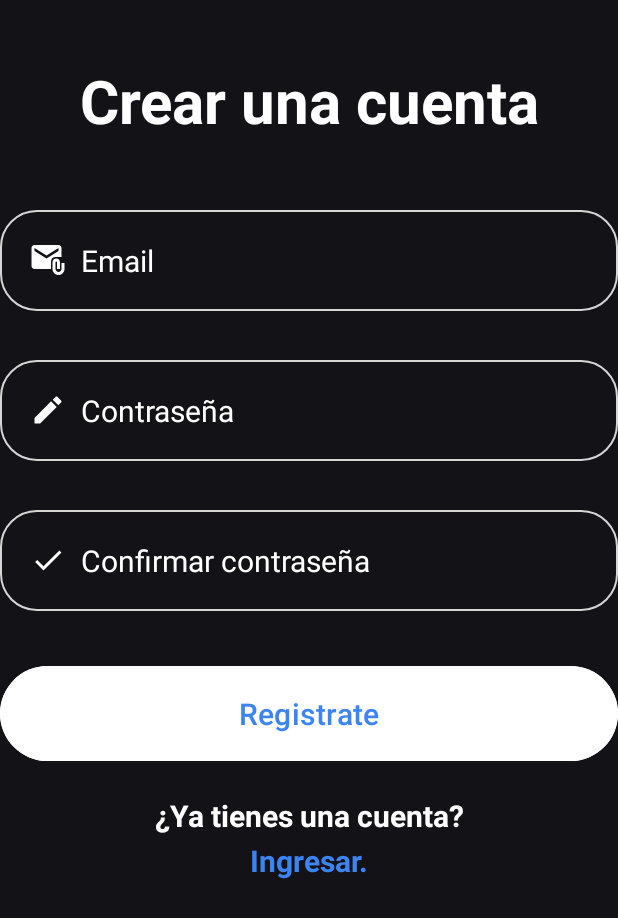
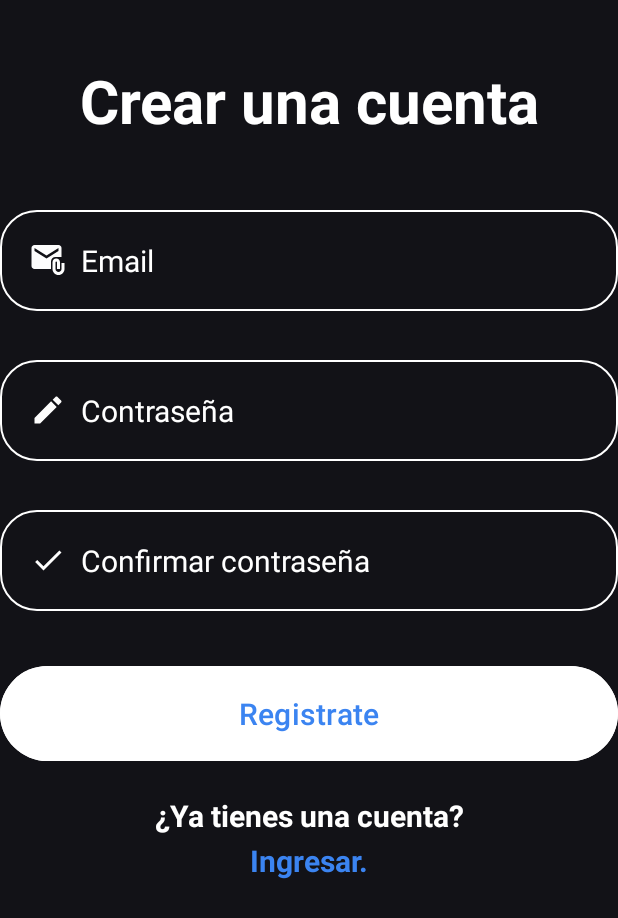
Before and after one commit to EmanuelSotomayor/seminariolenguajes-unla-grupo01, an Android app: the CreateAccountsActivity screen opened directly, with no data from a screen before it, on a phone screen of 412 x 824 dp. Shown: the top 918 px of the screen. Run offline under Robolectric (Android 15) with nearby library versions, the phone set to English and light mode, and no system bars.

```diff
--- a/app/src/main/res/drawable/rounded_corner.xml
+++ b/app/src/main/res/drawable/rounded_corner.xml
@@ -4,7 +4,7 @@
     >
 
     <corners android:radius="24dp"/>
-    <stroke android:width="1dip" android:color="@color/white"/>
+    <stroke android:width="1dip" android:color="@color/color_text_secondary"/>
 
 
 </shape>
--- a/app/src/main/res/values/strings.xml
+++ b/app/src/main/res/values/strings.xml
@@ -17,6 +17,6 @@
         <item>1998 – 1h 43m</item>
         <item>1997 – 2h 03m</item>
     </string-array>
-
+    <string name="favorite_title">Películas Favoritas</string>
 
 </resources>
```
Also changed, not shown: app/src/main/res/layout/item_favoritepelis.xml (+5 -5 lines).
